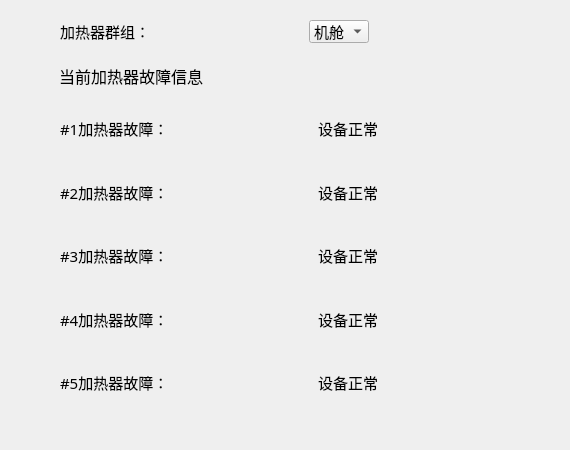
Before: the Qt Designer form cheaterfaultinfo.ui in samier958/heaterClient, drawn with Qt 5.
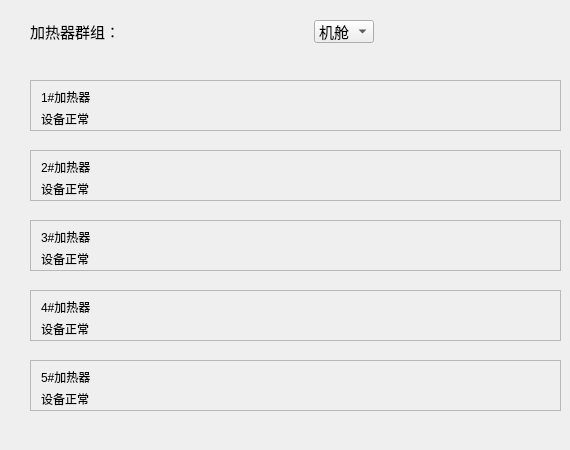
After: the same form once the commit is applied.

Commit message: Fix fault info display when mutil error info in devices.

What changed in the file:
```diff
--- a/cheaterfaultinfo.ui
+++ b/cheaterfaultinfo.ui
@@ -13,207 +13,12 @@
   <property name="windowTitle">
    <string>Form</string>
   </property>
-  <widget class="QLabel" name="label_11">
-   <property name="geometry">
-    <rect>
-     <x>59</x>
-     <y>60</y>
-     <width>161</width>
-     <height>31</height>
-    </rect>
-   </property>
-   <property name="font">
-    <font>
-     <family>宋体</family>
-     <pointsize>12</pointsize>
-    </font>
-   </property>
-   <property name="text">
-    <string>当前加热器故障信息</string>
-   </property>
-  </widget>
-  <widget class="QWidget" name="layoutWidget">
-   <property name="geometry">
-    <rect>
-     <x>60</x>
-     <y>100</y>
-     <width>461</width>
-     <height>311</height>
-    </rect>
-   </property>
-   <layout class="QHBoxLayout" name="horizontalLayout">
-    <item>
-     <layout class="QVBoxLayout" name="verticalLayout">
-      <item>
-       <widget class="QLabel" name="label">
-        <property name="font">
-         <font>
-          <family>宋体</family>
-          <pointsize>11</pointsize>
-         </font>
-        </property>
-        <property name="text">
-         <string>#1加热器故障：</string>
-        </property>
-       </widget>
-      </item>
-      <item>
-       <widget class="QLabel" name="label_2">
-        <property name="font">
-         <font>
-          <family>宋体</family>
-          <pointsize>11</pointsize>
-         </font>
-        </property>
-        <property name="text">
-         <string>#2加热器故障：</string>
-        </property>
-       </widget>
-      </item>
-      <item>
-       <widget class="QLabel" name="label_3">
-        <property name="font">
-         <font>
-          <family>宋体</family>
-          <pointsize>11</pointsize>
-         </font>
-        </property>
-        <property name="text">
-         <string>#3加热器故障：</string>
-        </property>
-       </widget>
-      </item>
-      <item>
-       <widget class="QLabel" name="label_4">
-        <property name="font">
-         <font>
-          <family>宋体</family>
-          <pointsize>11</pointsize>
-         </font>
-        </property>
-        <property name="text">
-         <string>#4加热器故障：</string>
-        </property>
-       </widget>
-      </item>
-      <item>
-       <widget class="QLabel" name="label_5">
-        <property name="font">
-         <font>
-          <family>宋体</family>
-          <pointsize>11</pointsize>
-         </font>
-        </property>
-        <property name="text">
-         <string>#5加热器故障：</string>
-        </property>
-       </widget>
-      </item>
-     </layout>
-    </item>
-    <item>
-     <spacer name="horizontalSpacer">
-      <property name="orientation">
-       <enum>Qt::Horizontal</enum>
-      </property>
-      <property name="sizeHint" stdset="0">
-       <size>
-        <width>40</width>
-        <height>20</height>
-       </size>
-      </property>
-     </spacer>
-    </item>
-    <item>
-     <layout class="QVBoxLayout" name="verticalLayout_2">
-      <item>
-       <widget class="QLabel" name="faultInfo_1">
-        <property name="font">
-         <font>
-          <family>AcadEref</family>
-          <pointsize>11</pointsize>
-         </font>
-        </property>
-        <property name="text">
-         <string>设备正常</string>
-        </property>
-       </widget>
-      </item>
-      <item>
-       <widget class="QLabel" name="faultInfo_2">
-        <property name="font">
-         <font>
-          <family>AcadEref</family>
-          <pointsize>11</pointsize>
-         </font>
-        </property>
-        <property name="text">
-         <string>设备正常</string>
-        </property>
-       </widget>
-      </item>
-      <item>
-       <widget class="QLabel" name="faultInfo_3">
-        <property name="font">
-         <font>
-          <family>AcadEref</family>
-          <pointsize>11</pointsize>
-         </font>
-        </property>
-        <property name="text">
-         <string>设备正常</string>
-        </property>
-       </widget>
-      </item>
-      <item>
-       <widget class="QLabel" name="faultInfo_4">
-        <property name="font">
-         <font>
-          <family>AcadEref</family>
-          <pointsize>11</pointsize>
-         </font>
-        </property>
-        <property name="text">
-         <string>设备正常</string>
-        </property>
-       </widget>
-      </item>
-      <item>
-       <widget class="QLabel" name="faultInfo_5">
-        <property name="font">
-         <font>
-          <family>AcadEref</family>
-          <pointsize>11</pointsize>
-         </font>
-        </property>
-        <property name="text">
-         <string>设备正常</string>
-        </property>
-       </widget>
-      </item>
-     </layout>
-    </item>
-    <item>
-     <spacer name="horizontalSpacer_2">
-      <property name="orientation">
-       <enum>Qt::Horizontal</enum>
-      </property>
-      <property name="sizeHint" stdset="0">
-       <size>
-        <width>40</width>
-        <height>20</height>
-       </size>
-      </property>
-     </spacer>
-    </item>
-   </layout>
-  </widget>
   <widget class="QWidget" name="layoutWidget_2">
    <property name="geometry">
     <rect>
-     <x>60</x>
+     <x>30</x>
      <y>20</y>
-     <width>461</width>
+     <width>531</width>
      <height>23</height>
     </rect>
    </property>
@@ -279,9 +84,251 @@
     </item>
    </layout>
   </widget>
-  <zorder>layoutWidget</zorder>
-  <zorder>label_11</zorder>
-  <zorder>layoutWidget_2</zorder>
+  <widget class="QScrollArea" name="scrollArea">
+   <property name="geometry">
+    <rect>
+     <x>30</x>
+     <y>80</y>
+     <width>531</width>
+     <height>51</height>
+    </rect>
+   </property>
+   <property name="widgetResizable">
+    <bool>true</bool>
+   </property>
+   <widget class="QWidget" name="scrollAreaWidgetContents">
+    <property name="geometry">
+     <rect>
+      <x>0</x>
+      <y>0</y>
+      <width>529</width>
+      <height>49</height>
+     </rect>
+    </property>
+    <widget class="QLabel" name="label">
+     <property name="geometry">
+      <rect>
+       <x>10</x>
+       <y>10</y>
+       <width>54</width>
+       <height>12</height>
+      </rect>
+     </property>
+     <property name="text">
+      <string>1#加热器</string>
+     </property>
+    </widget>
+    <widget class="QLabel" name="faultInfo_0">
+     <property name="geometry">
+      <rect>
+       <x>10</x>
+       <y>30</y>
+       <width>441</width>
+       <height>16</height>
+      </rect>
+     </property>
+     <property name="text">
+      <string>设备正常</string>
+     </property>
+    </widget>
+   </widget>
+  </widget>
+  <widget class="QScrollArea" name="scrollArea_2">
+   <property name="geometry">
+    <rect>
+     <x>30</x>
+     <y>150</y>
+     <width>531</width>
+     <height>51</height>
+    </rect>
+   </property>
+   <property name="widgetResizable">
+    <bool>true</bool>
+   </property>
+   <widget class="QWidget" name="scrollAreaWidgetContents_2">
+    <property name="geometry">
+     <rect>
+      <x>0</x>
+      <y>0</y>
+      <width>529</width>
+      <height>49</height>
+     </rect>
+    </property>
+    <widget class="QLabel" name="label_3">
+     <property name="geometry">
+      <rect>
+       <x>10</x>
+       <y>10</y>
+       <width>54</width>
+       <height>12</height>
+      </rect>
+     </property>
+     <property name="text">
+      <string>2#加热器</string>
+     </property>
+    </widget>
+    <widget class="QLabel" name="faultInfo_1">
+     <property name="geometry">
+      <rect>
+       <x>10</x>
+       <y>30</y>
+       <width>441</width>
+       <height>16</height>
+      </rect>
+     </property>
+     <property name="text">
+      <string>设备正常</string>
+     </property>
+    </widget>
+   </widget>
+  </widget>
+  <widget class="QScrollArea" name="scrollArea_3">
+   <property name="geometry">
+    <rect>
+     <x>30</x>
+     <y>220</y>
+     <width>531</width>
+     <height>51</height>
+    </rect>
+   </property>
+   <property name="widgetResizable">
+    <bool>true</bool>
+   </property>
+   <widget class="QWidget" name="scrollAreaWidgetContents_3">
+    <property name="geometry">
+     <rect>
+      <x>0</x>
+      <y>0</y>
+      <width>529</width>
+      <height>49</height>
+     </rect>
+    </property>
+    <widget class="QLabel" name="label_5">
+     <property name="geometry">
+      <rect>
+       <x>10</x>
+       <y>10</y>
+       <width>54</width>
+       <height>12</height>
+      </rect>
+     </property>
+     <property name="text">
+      <string>3#加热器</string>
+     </property>
+    </widget>
+    <widget class="QLabel" name="faultInfo_2">
+     <property name="geometry">
+      <rect>
+       <x>10</x>
+       <y>30</y>
+       <width>511</width>
+       <height>16</height>
+      </rect>
+     </property>
+     <property name="text">
+      <string>设备正常</string>
+     </property>
+    </widget>
+   </widget>
+  </widget>
+  <widget class="QScrollArea" name="scrollArea_4">
+   <property name="geometry">
+    <rect>
+     <x>30</x>
+     <y>290</y>
+     <width>531</width>
+     <height>51</height>
+    </rect>
+   </property>
+   <property name="widgetResizable">
+    <bool>true</bool>
+   </property>
+   <widget class="QWidget" name="scrollAreaWidgetContents_4">
+    <property name="geometry">
+     <rect>
+      <x>0</x>
+      <y>0</y>
+      <width>529</width>
+      <height>49</height>
+     </rect>
+    </property>
+    <widget class="QLabel" name="label_8">
+     <property name="geometry">
+      <rect>
+       <x>10</x>
+       <y>10</y>
+       <width>54</width>
+       <height>12</height>
+      </rect>
+     </property>
+     <property name="text">
+      <string>4#加热器</string>
+     </property>
+    </widget>
+    <widget class="QLabel" name="faultInfo_3">
+     <property name="geometry">
+      <rect>
+       <x>10</x>
+       <y>30</y>
+       <width>441</width>
+       <height>16</height>
+      </rect>
+     </property>
+     <property name="text">
+      <string>设备正常</string>
+     </property>
+    </widget>
+   </widget>
+  </widget>
+  <widget class="QScrollArea" name="scrollArea_5">
+   <property name="geometry">
+    <rect>
+     <x>30</x>
+     <y>360</y>
+     <width>531</width>
+     <height>51</height>
+    </rect>
+   </property>
+   <property name="widgetResizable">
+    <bool>true</bool>
+   </property>
+   <widget class="QWidget" name="scrollAreaWidgetContents_5">
+    <property name="geometry">
+     <rect>
+      <x>0</x>
+      <y>0</y>
+      <width>529</width>
+      <height>49</height>
+     </rect>
+    </property>
+    <widget class="QLabel" name="label_10">
+     <property name="geometry">
+      <rect>
+       <x>10</x>
+       <y>10</y>
+       <width>54</width>
+       <height>12</height>
+      </rect>
+     </property>
+     <property name="text">
+      <string>5#加热器</string>
+     </property>
+    </widget>
+    <widget class="QLabel" name="faultInfo_4">
+     <property name="geometry">
+      <rect>
+       <x>10</x>
+       <y>30</y>
+       <width>441</width>
+       <height>16</height>
+      </rect>
+     </property>
+     <property name="text">
+      <string>设备正常</string>
+     </property>
+    </widget>
+   </widget>
+  </widget>
  </widget>
  <resources/>
  <connections/>
```
The commit also changes 9 other files.
